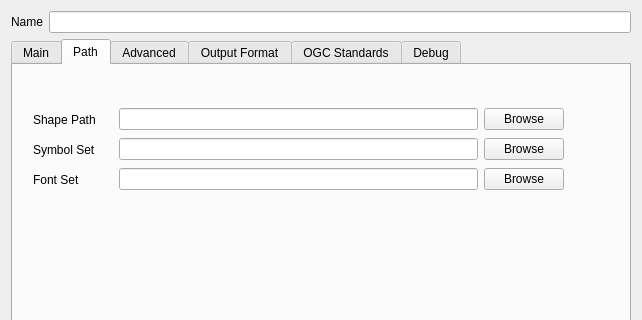
First picture: the form in mapsettings.ui, repository QMapfileEditor/QMapfileEditor, before the edit; both pictures show x 0 to 642 and y 0 to 320 of the 642 by 500 pixel window.
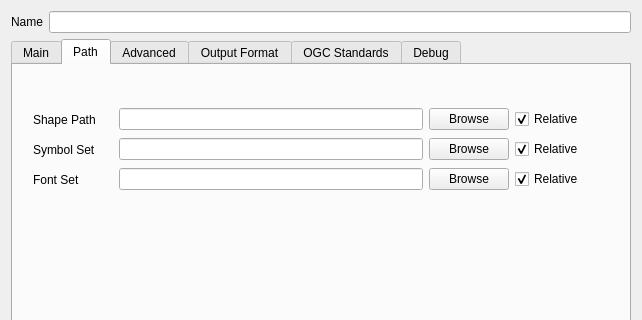
Second picture: the form after the edit. The open tabs and pages were chosen to show the change. Icons and pictures are not drawn.

Commit message: Add checkbox to select relative path for each path seetings (mapsettings.ui), improve ui for layersettingsvector.ui and add buttons to manage layer object, decrease button siez in tools bar in mainwindows.ui

```diff
--- a/mapsettings.ui
+++ b/mapsettings.ui
@@ -597,7 +597,7 @@
         <rect>
          <x>20</x>
          <y>100</y>
-         <width>531</width>
+         <width>551</width>
          <height>29</height>
         </rect>
        </property>
@@ -625,6 +625,16 @@
           </property>
          </widget>
         </item>
+        <item>
+         <widget class="QCheckBox" name="mf_map_fontset_relative">
+          <property name="text">
+           <string>Relative</string>
+          </property>
+          <property name="checked">
+           <bool>true</bool>
+          </property>
+         </widget>
+        </item>
        </layout>
       </widget>
       <widget class="QWidget" name="layoutWidget7">
@@ -632,7 +642,7 @@
         <rect>
          <x>20</x>
          <y>70</y>
-         <width>531</width>
+         <width>551</width>
          <height>29</height>
         </rect>
        </property>
@@ -660,6 +670,16 @@
           </property>
          </widget>
         </item>
+        <item>
+         <widget class="QCheckBox" name="mf_map_symbolset_relative">
+          <property name="text">
+           <string>Relative</string>
+          </property>
+          <property name="checked">
+           <bool>true</bool>
+          </property>
+         </widget>
+        </item>
        </layout>
       </widget>
       <widget class="QWidget" name="layoutWidget8">
@@ -667,7 +687,7 @@
         <rect>
          <x>20</x>
          <y>40</y>
-         <width>531</width>
+         <width>551</width>
          <height>29</height>
         </rect>
        </property>
@@ -699,6 +719,16 @@
           </property>
          </widget>
         </item>
+        <item>
+         <widget class="QCheckBox" name="mf_map_shapepath_relative">
+          <property name="text">
+           <string>Relative</string>
+          </property>
+          <property name="checked">
+           <bool>true</bool>
+          </property>
+         </widget>
+        </item>
        </layout>
       </widget>
      </widget>
```
Left out of the diff: 46 changed lines with no effect on the pictures. The commit also changes 2 other files.
